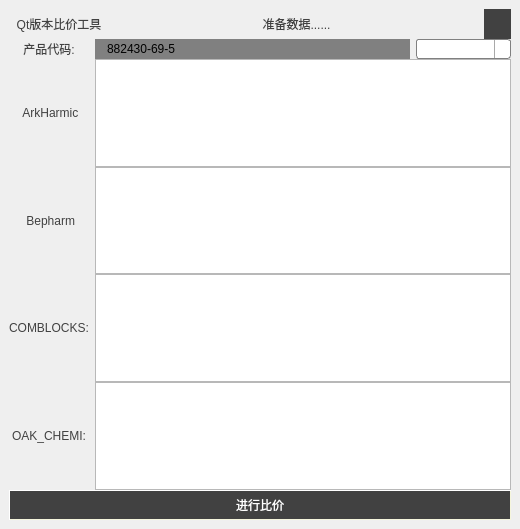
toby20130333/BiJiaSpider, file widget.ui: the form before one commit.
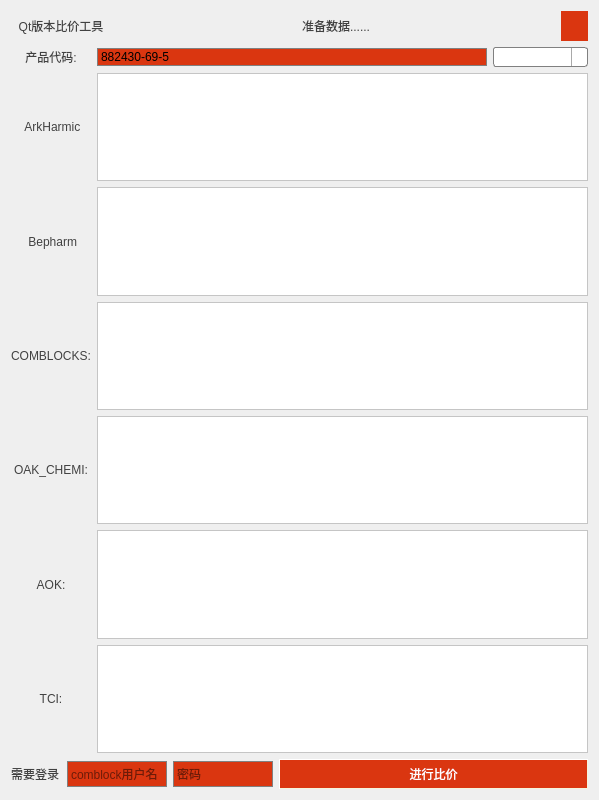
The form after the commit. Icons and pictures are not drawn.

Diff of the .ui file:
```diff
--- a/widget.ui
+++ b/widget.ui
@@ -6,8 +6,8 @@
    <rect>
     <x>0</x>
     <y>0</y>
-    <width>520</width>
-    <height>529</height>
+    <width>599</width>
+    <height>800</height>
    </rect>
   </property>
   <property name="windowTitle">
@@ -15,14 +15,14 @@
   </property>
   <property name="styleSheet">
    <string notr="true">QLineEdit {
-    border: 2px solid gray;
+    border: 1px solid gray;
     border-radius: 0px;
-    padding: 0 8px;
-    background: gray;
-    selection-background-color: darkgray;
+    padding: 0 1px;
+    background: #DA3610;
+    selection-background-color: gray;
 }
 QPushButton {
-    background-color: #414141;
+    background-color: #DA3610;
     border-width: 1px;
     border-style: outset;
     border-color: beige;
@@ -99,24 +99,13 @@
 }
 QLabel{
    color:#414141;
+}
+QTextEdit{
+    background-color: white;
+    background-attachment: scroll;
 }</string>
   </property>
   <layout class="QGridLayout" name="gridLayout">
-   <property name="leftMargin">
-    <number>9</number>
-   </property>
-   <property name="topMargin">
-    <number>9</number>
-   </property>
-   <property name="rightMargin">
-    <number>9</number>
-   </property>
-   <property name="bottomMargin">
-    <number>9</number>
-   </property>
-   <property name="spacing">
-    <number>0</number>
-   </property>
    <item row="0" column="0">
     <layout class="QHBoxLayout" name="horizontalLayout_6">
      <property name="spacing">
@@ -335,23 +324,139 @@
     </layout>
    </item>
    <item row="6" column="0">
-    <widget class="QPushButton" name="pushButton">
-     <property name="minimumSize">
-      <size>
-       <width>0</width>
-       <height>30</height>
-      </size>
-     </property>
-     <property name="maximumSize">
-      <size>
-       <width>16777215</width>
-       <height>30</height>
-      </size>
-     </property>
-     <property name="text">
-      <string>进行比价</string>
-     </property>
-    </widget>
+    <layout class="QHBoxLayout" name="horizontalLayout_7">
+     <item>
+      <widget class="QLabel" name="label_8">
+       <property name="minimumSize">
+        <size>
+         <width>80</width>
+         <height>0</height>
+        </size>
+       </property>
+       <property name="maximumSize">
+        <size>
+         <width>80</width>
+         <height>16777215</height>
+        </size>
+       </property>
+       <property name="text">
+        <string>AOK:</string>
+       </property>
+       <property name="alignment">
+        <set>Qt::AlignCenter</set>
+       </property>
+      </widget>
+     </item>
+     <item>
+      <widget class="QTextEdit" name="textEdit_5"/>
+     </item>
+    </layout>
+   </item>
+   <item row="7" column="0">
+    <layout class="QHBoxLayout" name="horizontalLayout_8">
+     <item>
+      <widget class="QLabel" name="label_9">
+       <property name="minimumSize">
+        <size>
+         <width>80</width>
+         <height>0</height>
+        </size>
+       </property>
+       <property name="maximumSize">
+        <size>
+         <width>80</width>
+         <height>16777215</height>
+        </size>
+       </property>
+       <property name="text">
+        <string>TCI:</string>
+       </property>
+       <property name="alignment">
+        <set>Qt::AlignCenter</set>
+       </property>
+      </widget>
+     </item>
+     <item>
+      <widget class="QTextEdit" name="textEdit_6"/>
+     </item>
+    </layout>
+   </item>
+   <item row="8" column="0">
+    <layout class="QHBoxLayout" name="horizontalLayout_9">
+     <item>
+      <widget class="QLabel" name="label_10">
+       <property name="maximumSize">
+        <size>
+         <width>50</width>
+         <height>16777215</height>
+        </size>
+       </property>
+       <property name="text">
+        <string>需要登录</string>
+       </property>
+      </widget>
+     </item>
+     <item>
+      <widget class="QLineEdit" name="lineEdit_3">
+       <property name="minimumSize">
+        <size>
+         <width>0</width>
+         <height>26</height>
+        </size>
+       </property>
+       <property name="maximumSize">
+        <size>
+         <width>100</width>
+         <height>16777215</height>
+        </size>
+       </property>
+       <property name="placeholderText">
+        <string>comblock用户名</string>
+       </property>
+      </widget>
+     </item>
+     <item>
+      <widget class="QLineEdit" name="lineEdit_2">
+       <property name="minimumSize">
+        <size>
+         <width>0</width>
+         <height>26</height>
+        </size>
+       </property>
+       <property name="maximumSize">
+        <size>
+         <width>100</width>
+         <height>16777215</height>
+        </size>
+       </property>
+       <property name="echoMode">
+        <enum>QLineEdit::Password</enum>
+       </property>
+       <property name="placeholderText">
+        <string>密码</string>
+       </property>
+      </widget>
+     </item>
+     <item>
+      <widget class="QPushButton" name="pushButton">
+       <property name="minimumSize">
+        <size>
+         <width>0</width>
+         <height>30</height>
+        </size>
+       </property>
+       <property name="maximumSize">
+        <size>
+         <width>16777215</width>
+         <height>30</height>
+        </size>
+       </property>
+       <property name="text">
+        <string>进行比价</string>
+       </property>
+      </widget>
+     </item>
+    </layout>
    </item>
   </layout>
  </widget>
```
